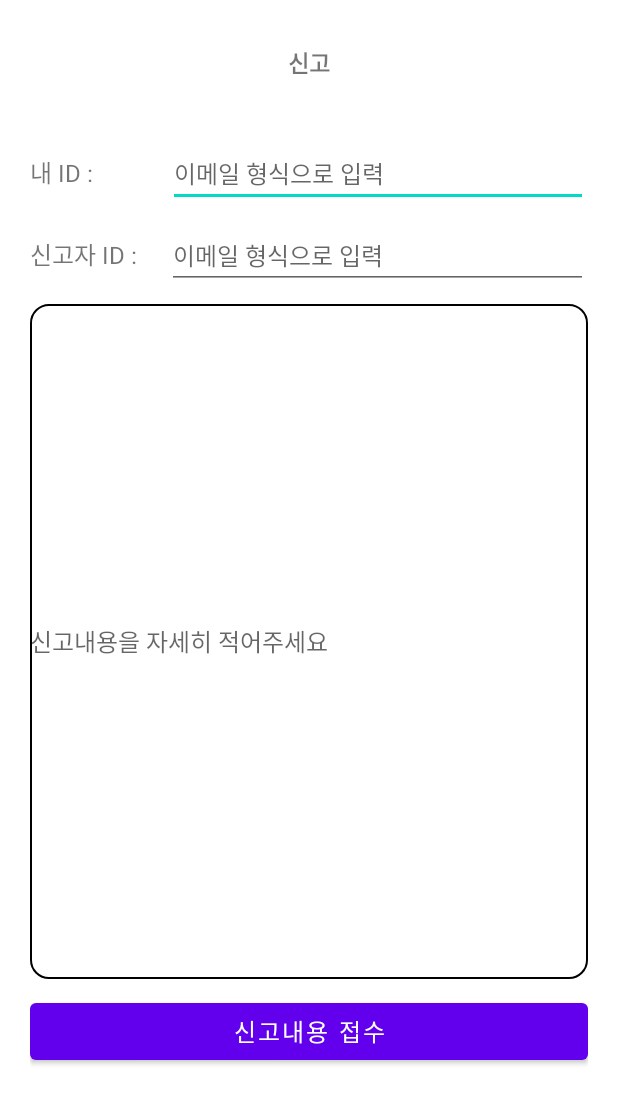
After one commit to shinseunguk/Plz-Delivery, an Android app: the DeclarationActivity screen opened directly, with no data from a screen before it, on a phone screen of 412 x 824 dp. The commit adds this screen. Shown: the top 1104 px of the screen. Run offline under Robolectric (Android 15) with nearby library versions, the phone set to English and light mode, and no system bars.

Commit message:
[신승욱] 웹뷰, 신고하기, 게시판 UI그리기

```diff
--- a/app/build.gradle
+++ b/app/build.gradle
@@ -8,7 +8,7 @@ android {
 
     defaultConfig {
         applicationId "com.example.launchdinner"
-        minSdkVersion 19
+        minSdkVersion 21
         targetSdkVersion 30
         versionCode 1
         versionName "1.0"
--- /dev/null
+++ b/app/src/main/java/com/example/launchdinner/DeclarationActivity.java
@@ -0,0 +1,41 @@
+package com.example.launchdinner;
+
+import androidx.appcompat.app.AppCompatActivity;
+
+import android.os.Bundle;
+import android.util.Log;
+import android.view.View;
+import android.widget.AdapterView;
+import android.widget.ArrayAdapter;
+import android.widget.EditText;
+import android.widget.Spinner;
+
+public class DeclarationActivity extends AppCompatActivity {
+
+    private static final String LOG_TAG = "BoardWriteActivity";
+
+    EditText editTextUp, editTextDown, editTextContent;
+    Spinner spinner;
+
+    String[] contentArray = {"신고 대목을 선택해주세요.", "1", "2", "3"};
+
+    @Override
+    protected void onCreate(Bundle savedInstanceState) {
+        super.onCreate(savedInstanceState);
+        setContentView(R.layout.activity_declaration);
+
+        Log.d("TAG", "activity_declaration");
+
+        editTextUp = findViewById(R.id.myId);
+        editTextDown = findViewById(R.id.declarationId);
+//        editTextContent = findViewById(R.id.category);
+
+    }
+
+    public void sendDeclare(View view) {
+        Log.d(LOG_TAG, "sendDeclare");
+
+
+    }
+
+}
--- a/app/src/main/java/com/example/launchdinner/Fragment5.java
+++ b/app/src/main/java/com/example/launchdinner/Fragment5.java
@@ -51,6 +51,7 @@ public class Fragment5 extends ListFragment {
                 goTheCheat();
             break;
             case 1:
+                declarationAction();
             break;
             case 2:
             break;
@@ -91,4 +92,9 @@ public class Fragment5 extends ListFragment {
         Intent intent = new Intent(getActivity(), WebviewActivity.class);
         startActivity(intent);
     }
+
+    public void declarationAction() {
+        Intent intent = new Intent(getActivity(), DeclarationActivity.class);
+        startActivity(intent);
+    }
 }
--- /dev/null
+++ b/app/src/main/res/drawable/edit_text_border.xml
@@ -0,0 +1,15 @@
+<shape
+    xmlns:android="http://schemas.android.com/apk/res/android"
+    android:shape="rectangle">
+    <solid
+        android:color="@android:color/transparent"/>
+
+    <corners
+        android:bottomRightRadius="12dp"
+        android:bottomLeftRadius="12dp"
+        android:topLeftRadius="12dp"
+        android:topRightRadius="12dp"/>
+    <stroke
+        android:color="#000000"
+        android:width="1dp"/>
+</shape>
--- /dev/null
+++ b/app/src/main/res/layout/activity_declaration.xml
@@ -0,0 +1,122 @@
+<?xml version="1.0" encoding="utf-8"?>
+<androidx.constraintlayout.widget.ConstraintLayout xmlns:android="http://schemas.android.com/apk/res/android"
+    xmlns:app="http://schemas.android.com/apk/res-auto"
+    xmlns:tools="http://schemas.android.com/tools"
+    android:layout_width="match_parent"
+    android:layout_height="match_parent"
+    tools:context=".BoardWriteActivity">
+
+    <LinearLayout
+        android:layout_width="match_parent"
+        android:layout_height="match_parent"
+        android:orientation="vertical"
+        tools:ignore="MissingConstraints">
+
+        <LinearLayout
+            android:layout_width="match_parent"
+            android:layout_height="wrap_content"
+            android:orientation="vertical">
+            <TextView
+                android:layout_width="wrap_content"
+                android:layout_height="wrap_content"
+                android:layout_marginTop="30dp"
+                android:layout_gravity="center"
+                android:textStyle="bold"
+                android:textSize="15dp"
+                android:text="신고"/>
+
+        </LinearLayout>
+
+        <LinearLayout
+            android:layout_width="match_parent"
+            android:layout_height="wrap_content"
+            android:layout_marginTop="40dp"
+            android:layout_marginLeft="20dp"
+            android:layout_marginRight="20dp"
+            android:orientation="horizontal">
+
+            <TextView
+                android:layout_width="wrap_content"
+                android:layout_height="wrap_content"
+                android:textSize="16dp"
+                android:text="내 ID :"/>
+
+            <EditText
+                android:id="@+id/myId"
+                android:layout_width="match_parent"
+                android:layout_height="wrap_content"
+                android:inputType="textEmailAddress"
+                android:hint="이메일 형식으로 입력"
+                android:textSize="16dp"
+                android:layout_marginLeft="50dp"/>
+
+        </LinearLayout>
+
+        <LinearLayout
+            android:layout_width="match_parent"
+            android:layout_height="wrap_content"
+            android:layout_marginTop="10dp"
+            android:layout_marginLeft="20dp"
+            android:layout_marginRight="20dp"
+            android:orientation="horizontal">
+
+            <TextView
+                android:layout_width="wrap_content"
+                android:layout_height="wrap_content"
+                android:textSize="16dp"
+                android:text="신고자 ID :"/>
+
+            <EditText
+                android:id="@+id/declarationId"
+                android:layout_width="match_parent"
+                android:layout_height="wrap_content"
+                android:inputType="textEmailAddress"
+                android:textSize="16dp"
+                android:hint="이메일 형식으로 입력"
+                android:layout_marginLeft="20dp"/>
+
+        </LinearLayout>
+
+        <LinearLayout
+            android:layout_width="match_parent"
+            android:layout_height="wrap_content"
+            android:layout_marginTop="10dp"
+            android:layout_marginLeft="20dp"
+            android:layout_marginRight="20dp"
+            android:orientation="horizontal">
+
+            <EditText
+                android:id="@+id/editTextContent"
+                android:background="@drawable/edit_text_border"
+                android:layout_width="match_parent"
+                android:layout_height="450dp"
+                android:textSize="16dp"
+                android:hint="신고내용을 자세히 적어주세요"
+                />
+
+
+        </LinearLayout>
+        <LinearLayout
+            android:layout_width="match_parent"
+            android:layout_height="wrap_content"
+            android:layout_marginTop="10dp"
+            android:layout_marginLeft="20dp"
+            android:layout_marginRight="20dp"
+            android:orientation="horizontal">
+
+            <Button
+                android:id="@+id/btnDeclare"
+                android:layout_width="match_parent"
+                android:layout_height="50dp"
+                android:textColor="#ffffff"
+                android:text="신고내용 접수"
+                android:textSize="16dp"
+                android:onClick="sendDeclare"
+                />
+
+
+        </LinearLayout>
+
+    </LinearLayout>
+
+</androidx.constraintlayout.widget.ConstraintLayout>
--- a/app/src/main/res/layout/activity_webview.xml
+++ b/app/src/main/res/layout/activity_webview.xml
@@ -6,8 +6,8 @@
 
     <WebView
         android:id="@+id/webview"
-        android:layout_width="409dp"
-        android:layout_height="729dp"
+        android:layout_width="match_parent"
+        android:layout_height="match_parent"
         android:layout_marginStart="1dp"
         android:layout_marginTop="1dp"
         android:layout_marginEnd="1dp"
```
Also changed, not shown: app/src/main/AndroidManifest.xml (+29 -16 lines), app/src/main/java/com/example/launchdinner/BoardWriteActivity.java (added, +24 -0 lines), app/src/main/java/com/example/launchdinner/Fragment4.java (+22 -10 lines), app/src/main/java/com/example/launchdinner/WebviewActivity.java (+59 -15 lines), app/src/main/res/layout/activity_board_write.xml (added, +89 -0 lines), app/src/main/res/layout/fragment_4.xml (+13 -16 lines).
